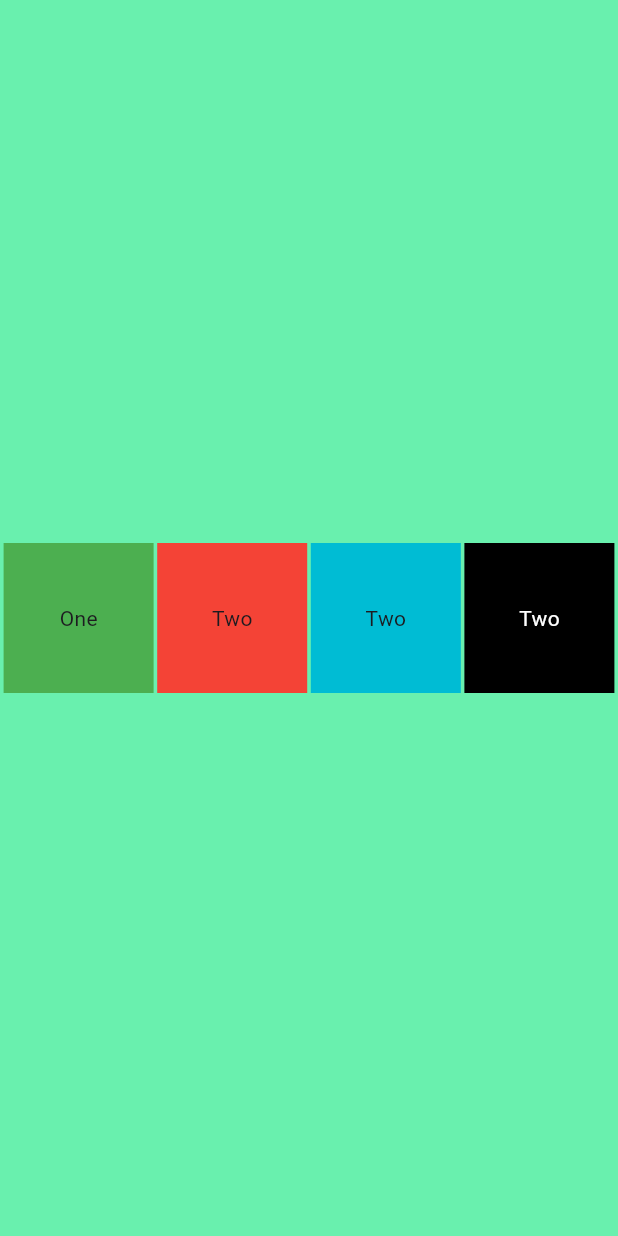
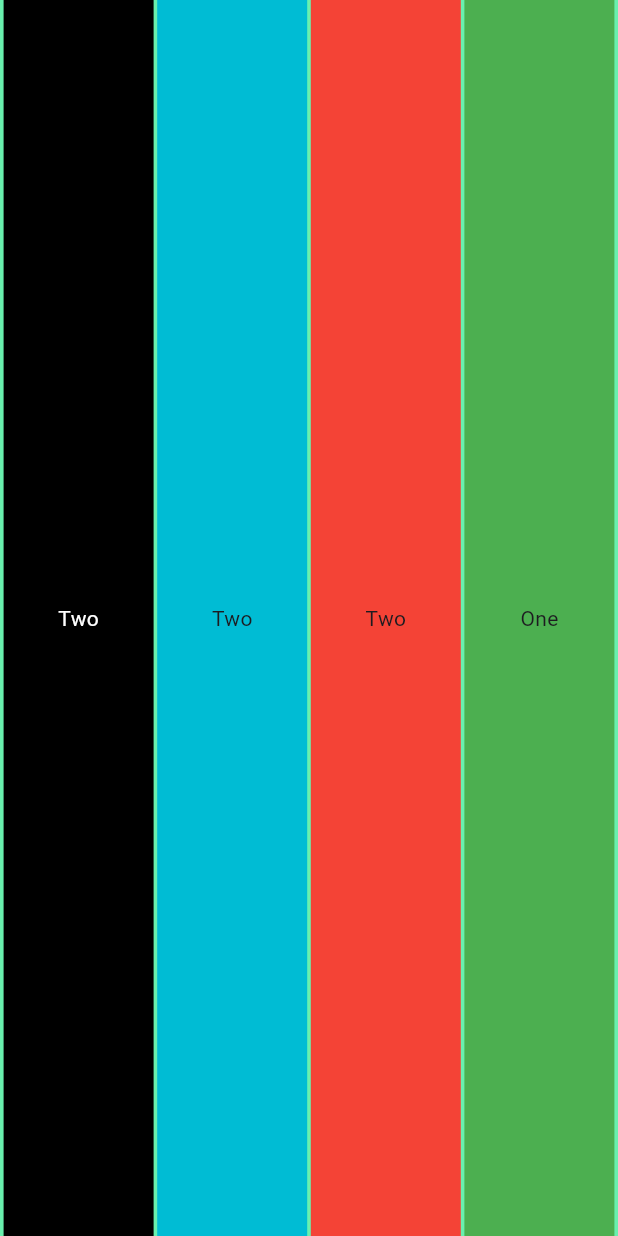
Before and after one commit to mhdZhHan/hello-world-flutter, a Flutter app: the screen it shows after launch, on a phone screen of 412 x 824 dp. Run offline on Flutter 3.47's test engine with Material 3 defaults, Android fonts, the phone set to English and light mode, and no system bars.

Commit message:
Learn Row widget

```diff
--- a/lib/widgets/multiChildLayouts.dart
+++ b/lib/widgets/multiChildLayouts.dart
@@ -11,12 +11,20 @@ class RowWidget extends StatelessWidget {
       height: MediaQuery.of(context).size.height,
       color: Colors.greenAccent,
       child: Row(
-        // mainAxisAlignment: MainAxisAlignment.start, // default
+        // mainAxisAlignment: MainAxisAlignment.start, /// default
         // mainAxisAlignment: MainAxisAlignment.center,
         // mainAxisAlignment: MainAxisAlignment.end,
         // mainAxisAlignment: MainAxisAlignment.spaceAround,
         // mainAxisAlignment: MainAxisAlignment.spaceBetween,
         mainAxisAlignment: MainAxisAlignment.spaceEvenly,
+
+        // crossAxisAlignment: CrossAxisAlignment.center,
+        // crossAxisAlignment: CrossAxisAlignment.start,
+        // crossAxisAlignment: CrossAxisAlignment.end,
+        crossAxisAlignment: CrossAxisAlignment.stretch,
+
+        // textDirection: TextDirection.ltr, /// default
+        textDirection: TextDirection.rtl,
 
         children: <Widget>[
           Container(
```
